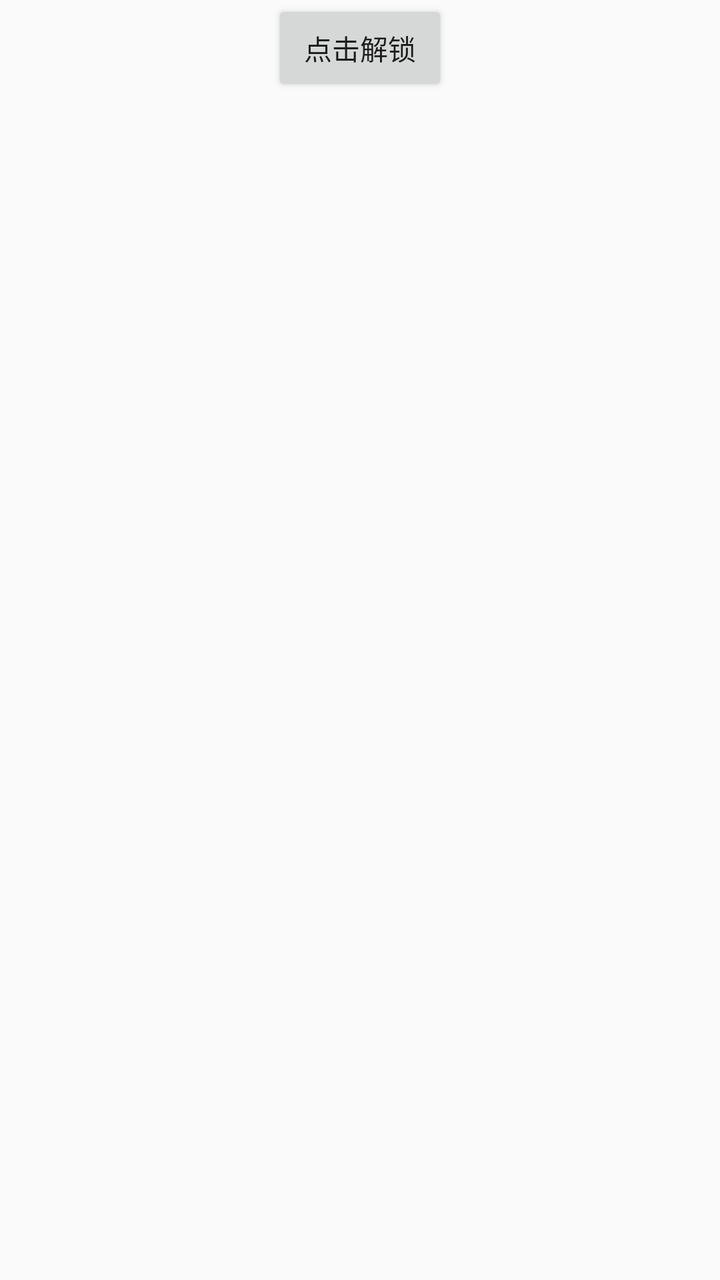
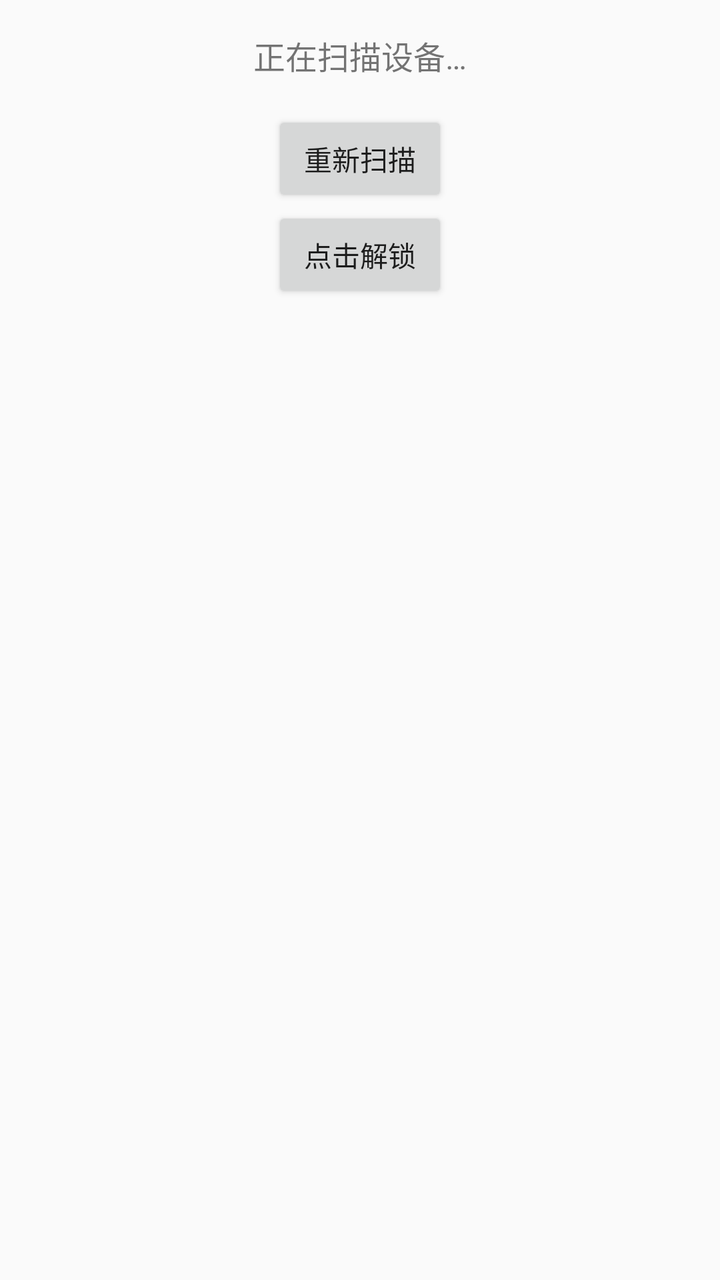

Two renders of the same Android screen: before a commit and after it. Below are the layout's source before the change and the commit's diff.
<!-- AndroidManifest.xml: activity theme Theme.UnlockMyPhone -->
<!-- res/layout/activity_main.xml -->
<?xml version="1.0" encoding="utf-8"?>
<LinearLayout xmlns:android="http://schemas.android.com/apk/res/android"
    android:orientation="vertical"
    android:layout_width="match_parent"
    android:layout_height="match_parent"
    android:id="@+id/root">

    <Button
        android:id="@+id/btn_unlock"
        android:layout_gravity="center"
        android:layout_width="wrap_content"
        android:layout_height="wrap_content"
        android:text="@string/click_to_unlock" />
</LinearLayout>
<!-- resources referenced by this layout -->
<resources>
  <string name="click_to_unlock">点击解锁</string>
  <style name="Theme.UnlockMyPhone" parent="Theme.AppCompat.DayNight.NoActionBar">
          <item name="android:windowLightStatusBar" tools:targetApi="23">true</item>
      </style>
</resources>

<!-- the commit's change to res/layout/activity_main.xml (unified diff, before → after) -->
@@ -4,6 +4,22 @@
     android:layout_width="match_parent"
     android:layout_height="match_parent"
     android:id="@+id/root">
+
+    <TextView
+        android:id="@+id/tv_status"
+        android:layout_width="match_parent"
+        android:layout_height="wrap_content"
+        android:layout_margin="16dp"
+        android:gravity="center"
+        android:text="@string/scanning_device"
+        android:textSize="16sp" />
+
+    <Button
+        android:id="@+id/btn_rescan"
+        android:layout_gravity="center"
+        android:layout_width="wrap_content"
+        android:layout_height="wrap_content"
+        android:text="@string/rescan_device" />
 
     <Button
         android:id="@+id/btn_unlock"
<!-- resource entries referenced after the edit -->
@@ -1,6 +1,8 @@
 <!-- resources referenced by this layout -->
 <resources>
   <string name="click_to_unlock">点击解锁</string>
+  <string name="rescan_device">重新扫描</string>
+  <string name="scanning_device">正在扫描设备…</string>
   <style name="Theme.UnlockMyPhone" parent="Theme.AppCompat.DayNight.NoActionBar">
           <item name="android:windowLightStatusBar" tools:targetApi="23">true</item>
       </style>
